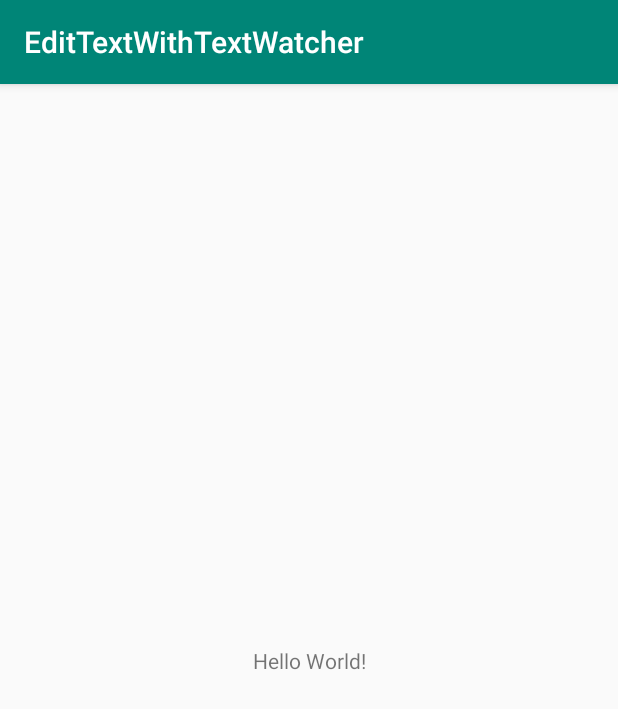
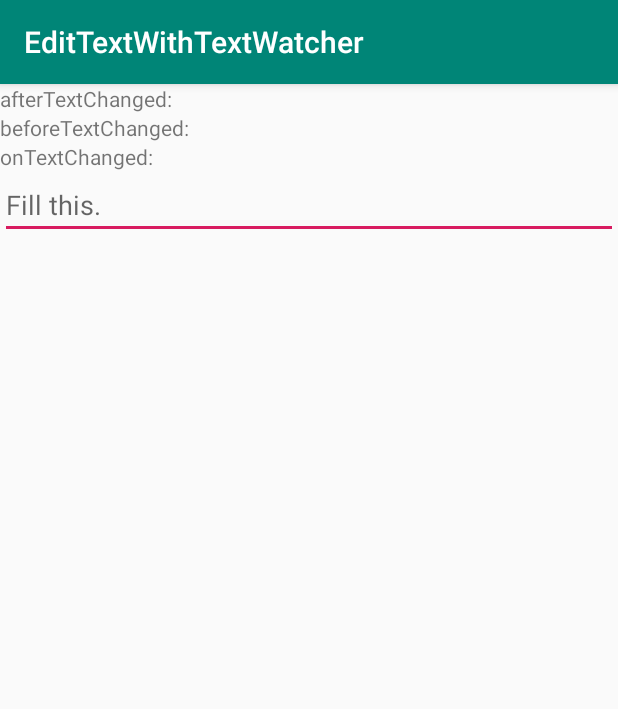
Before and after one commit to senooken/example, an Android app: the screen it shows after launch (MainActivity), on a phone screen of 412 x 824 dp. Shown: the top 709 px of the screen. Run offline under Robolectric (Android 15) with nearby library versions, the phone set to English and light mode, and no system bars.

Commit message:
Add EditTextWithTextWatcher main process

```diff
--- a/Android/EditTextWithTextWatcher/app/src/main/java/jp/senooken/android/edittextwithtextwatcher/MainActivity.java
+++ b/Android/EditTextWithTextWatcher/app/src/main/java/jp/senooken/android/edittextwithtextwatcher/MainActivity.java
@@ -3,6 +3,10 @@ package jp.senooken.android.edittextwithtextwatcher;
 import androidx.appcompat.app.AppCompatActivity;
 
 import android.os.Bundle;
+import android.text.Editable;
+import android.text.TextWatcher;
+import android.widget.EditText;
+import android.widget.TextView;
 
 public class MainActivity extends AppCompatActivity {
 
@@ -10,5 +14,38 @@ public class MainActivity extends AppCompatActivity {
     protected void onCreate(Bundle savedInstanceState) {
         super.onCreate(savedInstanceState);
         setContentView(R.layout.activity_main);
+
+        EditText et = findViewById(R.id.editText);
+        et.addTextChangedListener(new MyTextWatcher());
+    }
+
+    private class MyTextWatcher implements TextWatcher {
+        private final TextView afterTextChanged_ = findViewById(R.id.afterTextChanged);
+        private final TextView beforeTextChanged_ = findViewById(R.id.beforeTextChanged);
+        private final TextView onTextChanged_ = findViewById(R.id.onTextChanged);
+
+        @Override
+        public void afterTextChanged(Editable s) {
+            String input= s.toString();
+            afterTextChanged_.setText(input);
+        }
+
+        @Override
+        public void beforeTextChanged(CharSequence s, int start, int count, int after) {
+            String input= "start=" + start
+                    + ", count=" + count
+                    + ", after=" + after
+                    + ", s=" + s.toString();
+            beforeTextChanged_.setText(input);
+        }
+
+        @Override
+        public void onTextChanged(CharSequence s, int start, int before, int count) {
+            String input= "start=" + start
+                    + ", before=" + before
+                    + ", count=" + count
+                    + ", s=" + s.toString();
+            onTextChanged_.setText(input);
+        }
     }
 }
--- a/Android/EditTextWithTextWatcher/app/src/main/res/layout/activity_main.xml
+++ b/Android/EditTextWithTextWatcher/app/src/main/res/layout/activity_main.xml
@@ -1,18 +1,69 @@
 <?xml version="1.0" encoding="utf-8"?>
-<androidx.constraintlayout.widget.ConstraintLayout xmlns:android="http://schemas.android.com/apk/res/android"
-    xmlns:app="http://schemas.android.com/apk/res-auto"
+<LinearLayout xmlns:android="http://schemas.android.com/apk/res/android"
     xmlns:tools="http://schemas.android.com/tools"
     android:layout_width="match_parent"
     android:layout_height="match_parent"
+    android:orientation="vertical"
     tools:context=".MainActivity">
 
-    <TextView
-        android:layout_width="wrap_content"
+    <LinearLayout
+        android:layout_width="match_parent"
         android:layout_height="wrap_content"
-        android:text="Hello World!"
-        app:layout_constraintBottom_toBottomOf="parent"
-        app:layout_constraintLeft_toLeftOf="parent"
-        app:layout_constraintRight_toRightOf="parent"
-        app:layout_constraintTop_toTopOf="parent" />
+        android:orientation="horizontal">
 
-</androidx.constraintlayout.widget.ConstraintLayout>
+        <TextView
+            android:layout_width="wrap_content"
+            android:layout_height="wrap_content"
+            android:text="@string/afterTextChanged" />
+
+        <TextView
+            android:id="@+id/afterTextChanged"
+            android:layout_width="wrap_content"
+            android:layout_height="wrap_content" />
+    </LinearLayout>
+
+    <LinearLayout
+        android:layout_width="match_parent"
+        android:layout_height="wrap_content"
+        android:orientation="horizontal">
+
+        <TextView
+            android:id="@+id/textView4"
+            android:layout_width="wrap_content"
+            android:layout_height="wrap_content"
+            android:text="@string/beforeTextChanged" />
+
+        <TextView
+            android:id="@+id/beforeTextChanged"
+            android:layout_width="match_parent"
+            android:layout_height="wrap_content" />
+    </LinearLayout>
+
+    <LinearLayout
+        android:layout_width="match_parent"
+        android:layout_height="wrap_content"
+        android:orientation="horizontal">
+
+        <TextView
+            android:id="@+id/textView5"
+            android:layout_width="wrap_content"
+            android:layout_height="wrap_content"
+            android:text="@string/onTextChanged" />
+
+        <TextView
+            android:id="@+id/onTextChanged"
+            android:layout_width="match_parent"
+            android:layout_height="wrap_content" />
+    </LinearLayout>
+
+    <EditText
+        android:id="@+id/editText"
+        android:layout_width="match_parent"
+        android:layout_height="wrap_content"
+        android:autofillHints="number"
+        android:ems="10"
+        android:inputType="number"
+        android:hint="@string/hint"
+        tools:targetApi="o" />
+
+</LinearLayout>
--- a/Android/EditTextWithTextWatcher/app/src/main/res/values/strings.xml
+++ b/Android/EditTextWithTextWatcher/app/src/main/res/values/strings.xml
@@ -1,3 +1,7 @@
 <resources>
     <string name="app_name">EditTextWithTextWatcher</string>
+    <string name="hint">Fill this.</string>
+    <string name="afterTextChanged">afterTextChanged: </string>
+    <string name="beforeTextChanged">beforeTextChanged: </string>
+    <string name="onTextChanged">onTextChanged: </string>
 </resources>
```
